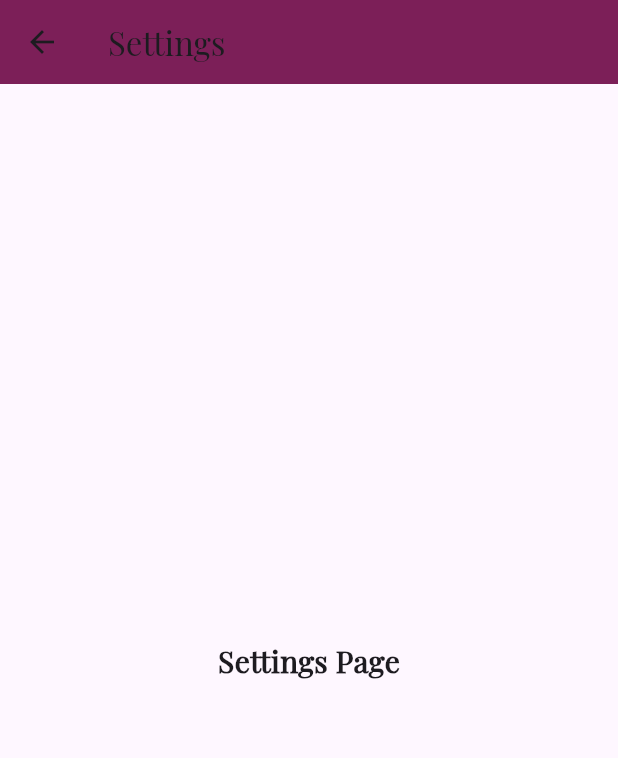
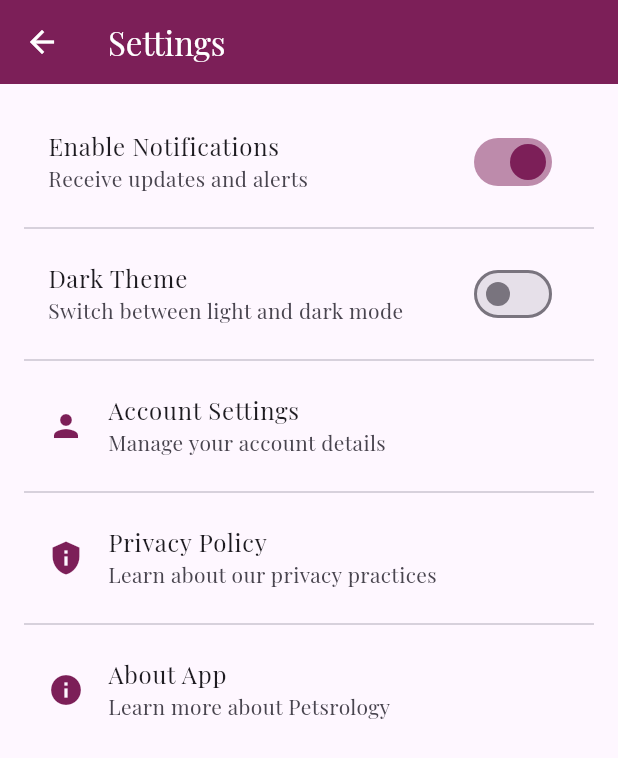
Before and after one commit to TatsTuly/petsrology, a Flutter app: the SettingsPage screen opened by its route, on a phone screen of 412 x 824 dp. Shown: the top 758 px of the screen. Run offline on Flutter 3.47's test engine with Material 3 defaults, Android fonts, the phone set to English and light mode, and no system bars; our stand-ins replace firebase_auth, firebase_core; accounts and stored records are empty.

Commit message:
nav_menu_update

```diff
--- a/lib/nav_menu/settings.dart
+++ b/lib/nav_menu/settings.dart
@@ -1,20 +1,80 @@
 import 'package:flutter/material.dart';
 
-class SettingsPage extends StatelessWidget {
+class SettingsPage extends StatefulWidget {
   const SettingsPage({super.key});
+
+  @override
+  State<SettingsPage> createState() => _SettingsPageState();
+}
+
+class _SettingsPageState extends State<SettingsPage> {
+  bool _notificationsEnabled = true;
+  bool _darkThemeEnabled = false;
 
   @override
   Widget build(BuildContext context) {
     return Scaffold(
       appBar: AppBar(
-        title: const Text("Settings"),
+        title: const Text(
+          "Settings",
+          style: TextStyle(color: Colors.white),
+        ),
         backgroundColor: const Color.fromARGB(255, 124, 31, 88),
+        iconTheme: const IconThemeData(
+          color: Colors.white,
+        ),
       ),
-      body: const Center(
-        child: Text(
-          "Settings Page",
-          style: TextStyle(fontSize: 20, fontWeight: FontWeight.bold),
-        ),
+      body: ListView(
+        padding: const EdgeInsets.all(16.0),
+        children: [
+          SwitchListTile(
+            title: const Text("Enable Notifications"),
+            subtitle: const Text("Receive updates and alerts"),
+            value: _notificationsEnabled,
+            onChanged: (bool value) {
+              setState(() {
+                _notificationsEnabled = value;
+              });
+            },
+            activeColor: const Color.fromARGB(255, 124, 31, 88),
+          ),
+          const Divider(),
+          SwitchListTile(
+            title: const Text("Dark Theme"),
+            subtitle: const Text("Switch between light and dark mode"),
+            value: _darkThemeEnabled,
+            onChanged: (bool value) {
+              setState(() {
+                _darkThemeEnabled = value;
+              });
+            },
+            activeColor: const Color.fromARGB(255, 124, 31, 88),
+          ),
+          const Divider(),
+          ListTile(
+            leading: const Icon(Icons.person,
+                color: Color.fromARGB(255, 124, 31, 88)),
+            title: const Text("Account Settings"),
+            subtitle: const Text("Manage your account details"),
+            onTap: () {},
+          ),
+          const Divider(),
+          ListTile(
+            leading: const Icon(Icons.privacy_tip,
+                color: Color.fromARGB(255, 124, 31, 88)),
+            title: const Text("Privacy Policy"),
+            subtitle: const Text("Learn about our privacy practices"),
+            onTap: () {},
+          ),
+          const Divider(),
+          ListTile(
+            leading:
+                const Icon(Icons.info, color: Color.fromARGB(255, 124, 31, 88)),
+            title: const Text("About App"),
+            subtitle: const Text("Learn more about Petsrology"),
+            onTap: () {},
+          ),
+        ],
       ),
     );
   }
--- a/pubspec.yaml
+++ b/pubspec.yaml
@@ -88,6 +88,7 @@ flutter:
      - assets/logo/medialogo.png
      - assets/profile_pic/profile_pic1.png
      - assets/profile_pic/profile_pic2.png
+     - assets/profile_pic/profile_pic3.png
      - assets/product/catfood1.png
      - assets/product/catfood2.png
      - assets/product/catfood3.png
```
Also changed, not shown: lib/nav_menu/logout.dart (+7 -8 lines), lib/nav_menu/profile.dart (+8 -11 lines), lib/screen/home.dart (+19 -20 lines), assets/profile_pic/profile_pic3.png (added).
